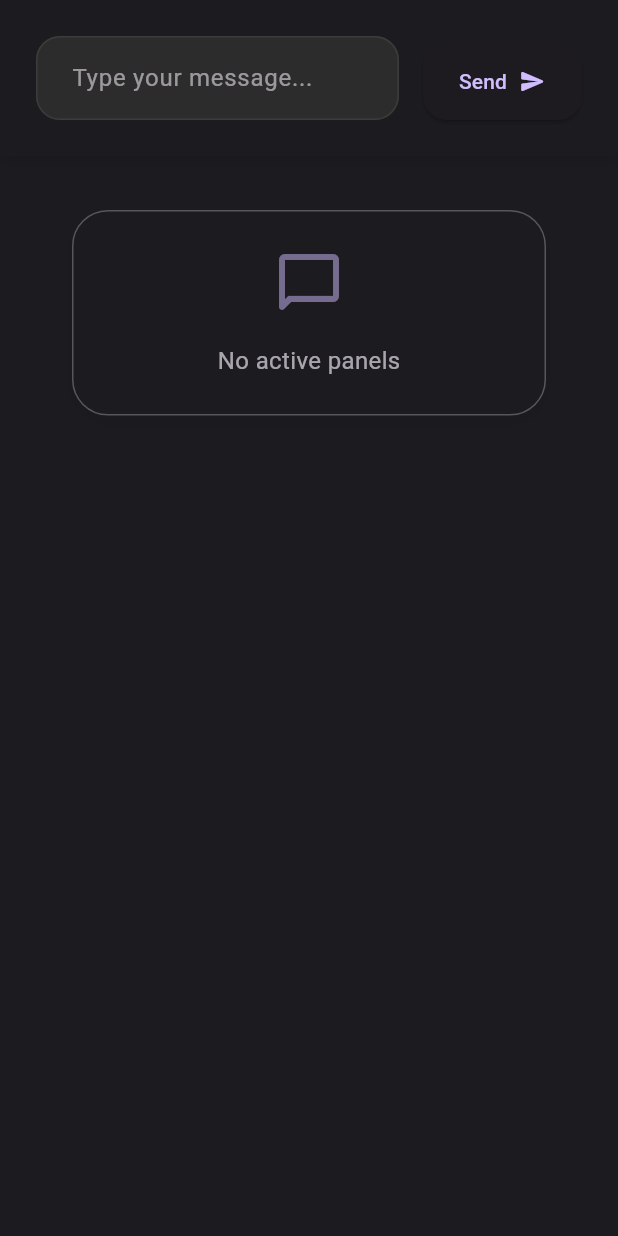
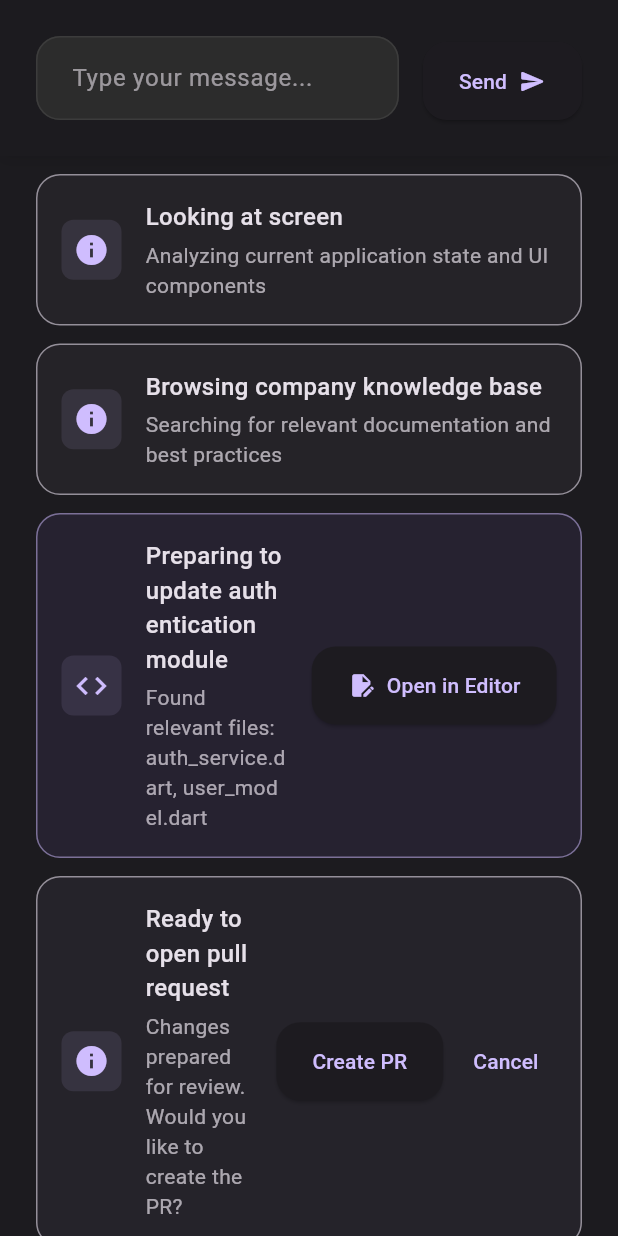
Before and after one commit to michaelneale/goose-desktop-flutter, a Flutter app: the screen it shows after launch, on a phone screen of 412 x 824 dp. Run offline on Flutter 3.47's test engine with Material 3 defaults, Android fonts, the phone set to English and light mode, and no system bars.

Commit message:
Implement status panels in chat area
- Transform chat display into interactive panel system
- Add new panel types (looking, browsing, editingCode, pullRequest, installation)
- Implement panel dismissal and interaction buttons
- Add example panels with realistic agent activity content
- Include 'Open in Editor' button for code-related panels

```diff
--- a/lib/main.dart
+++ b/lib/main.dart
@@ -61,7 +61,7 @@ class ChatScreen extends StatefulWidget {
 
 class _ChatScreenState extends State<ChatScreen> {
   final TextEditingController _textController = TextEditingController();
-  PanelState _panelState = const PanelState();
+  PanelState _panelState = PanelState();
 
   @override
   void dispose() {
--- a/lib/models/panel_state.dart
+++ b/lib/models/panel_state.dart
@@ -3,6 +3,10 @@ enum PanelType {
   editingCode,
   confirmation,
   thinking,
+  looking,
+  browsing,
+  pullRequest,
+  installation,
 }
 
 class PanelItem {
@@ -22,7 +26,34 @@ class PanelState {
 
   const PanelState({
     List<PanelItem>? panels,
-  }) : panels = panels ?? const [];
+  }) : panels = panels ?? const [
+    // Default panels if none provided
+    PanelItem(
+      type: PanelType.looking,
+      message: 'Looking at screen',
+      details: 'Analyzing current application state and UI components',
+    ),
+    PanelItem(
+      type: PanelType.browsing,
+      message: 'Browsing company knowledge base',
+      details: 'Searching for relevant documentation and best practices',
+    ),
+    PanelItem(
+      type: PanelType.editingCode,
+      message: 'Preparing to update authentication module',
+      details: 'Found relevant files: auth_service.dart, user_model.dart',
+    ),
+    PanelItem(
+      type: PanelType.pullRequest,
+      message: 'Ready to open pull request',
+      details: 'Changes prepared for review. Would you like to create the PR?',
+    ),
+    PanelItem(
+      type: PanelType.installation,
+      message: 'Package installation required',
+      details: 'New dependencies needed. Would you like to proceed with installation?',
+    ),
+  ];
 
   PanelState copyWith({
     List<PanelItem>? panels,
--- a/lib/widgets/status_panels.dart
+++ b/lib/widgets/status_panels.dart
@@ -117,7 +117,9 @@ class StatusPanel extends StatelessWidget {
                 ],
               ),
             ),
-            if (panel.type == PanelType.confirmation) ...[
+            if (panel.type == PanelType.confirmation ||
+                panel.type == PanelType.pullRequest ||
+                panel.type == PanelType.installation) ...[
               const SizedBox(width: 16),
               Row(
                 mainAxisSize: MainAxisSize.min,
@@ -126,7 +128,8 @@ class StatusPanel extends StatelessWidget {
                     onPressed: () {
                       // TODO: Handle confirmation
                     },
-                    child: const Text('Confirm'),
+                    child: Text(panel.type == PanelType.pullRequest ? 'Create PR' :
+                              panel.type == PanelType.installation ? 'Install' : 'Confirm'),
                   ),
                   const SizedBox(width: 8),
                   TextButton(
@@ -136,6 +139,16 @@ class StatusPanel extends StatelessWidget {
                     child: const Text('Cancel'),
                   ),
                 ],
+              ),
+            ],
+            if (panel.type == PanelType.editingCode && panel.details?.contains('files:') == true) ...[
+              const SizedBox(width: 16),
+              ElevatedButton.icon(
+                onPressed: () {
+                  // TODO: Implement open in editor functionality
+                },
+                icon: const Icon(Icons.edit_document),
+                label: const Text('Open in Editor'),
               ),
             ],
           ],
@@ -149,8 +162,12 @@ class StatusPanel extends StatelessWidget {
       case PanelType.editingCode:
         return colorScheme.primaryContainer.withOpacity(0.2);
       case PanelType.confirmation:
+      case PanelType.pullRequest:
+      case PanelType.installation:
         return colorScheme.secondaryContainer.withOpacity(0.2);
       case PanelType.thinking:
+      case PanelType.looking:
+      case PanelType.browsing:
         return colorScheme.surfaceVariant.withOpacity(0.2);
       default:
         return colorScheme.surface;
```
